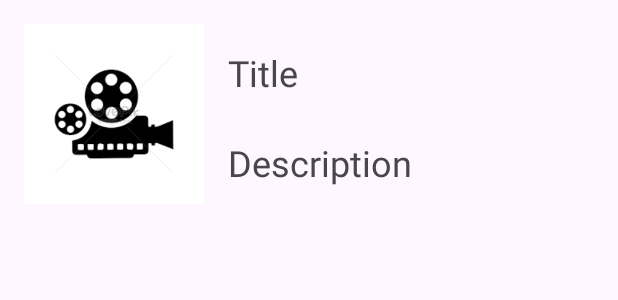
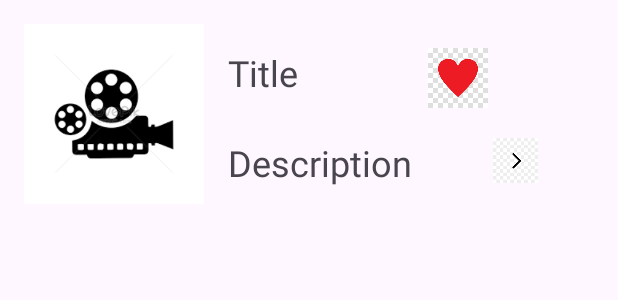
Before and after one commit to Samadihadis/IMDBVideoApplication, an Android app: the layout item_video.xml on its own in the app's theme, with its tools: preview values and no code run, on a phone screen of 412 x 824 dp. Shown: the top 300 px of the screen. Run offline under Robolectric (Android 15) with nearby library versions, the phone set to English and light mode, and no system bars.

Commit message:
Add item video

```diff
--- a/app/src/main/res/layout/item_video.xml
+++ b/app/src/main/res/layout/item_video.xml
@@ -37,4 +37,24 @@
         app:layout_constraintStart_toEndOf="@+id/videoImageView"
         app:layout_constraintTop_toBottomOf="@+id/titleTextView" />
 
+    <ImageView
+        android:id="@+id/isFavorite"
+        android:layout_width="40dp"
+        android:layout_height="40dp"
+        android:src="@drawable/favorite"
+        app:layout_constraintEnd_toEndOf="parent"
+        app:layout_constraintTop_toTopOf="@id/titleTextView"
+        app:layout_constraintStart_toEndOf="@+id/titleTextView"
+        />
+
+    <ImageView
+        android:id="@+id/goNext"
+        android:layout_width="30dp"
+        android:layout_height="30dp"
+        android:src="@drawable/next"
+        app:layout_constraintEnd_toEndOf="parent"
+        app:layout_constraintTop_toTopOf="@id/descriptionTextView"
+        app:layout_constraintStart_toEndOf="@+id/descriptionTextView"
+        />
+
 </androidx.constraintlayout.widget.ConstraintLayout>
```
